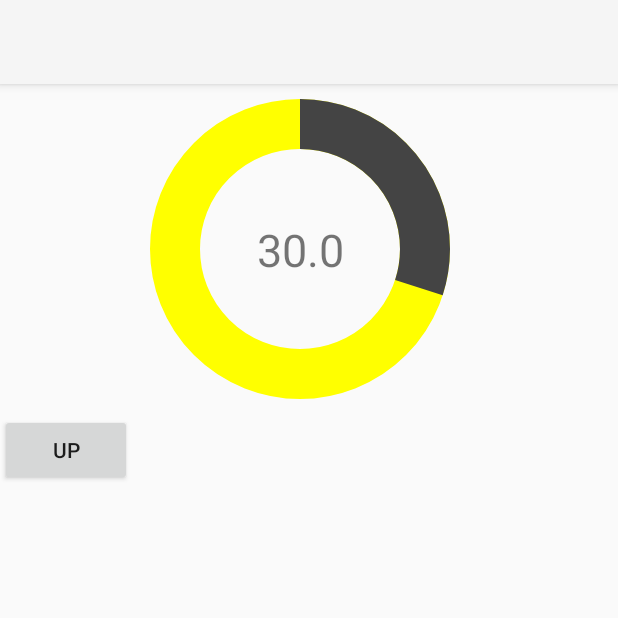
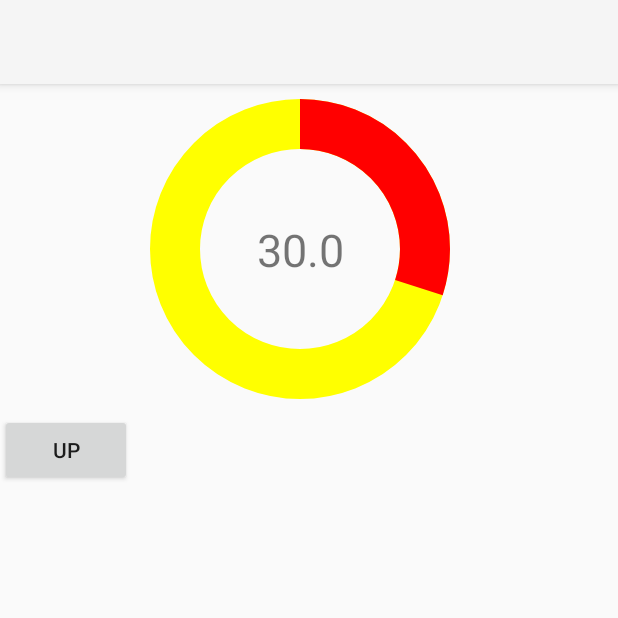
Before and after one commit to fedorrroff/cross-and-zeros, an Android app: the screen it shows after launch (MainActivity), on a phone screen of 412 x 824 dp, the top half of it. Run offline under Robolectric (Android 15) with nearby library versions, the phone set to English and light mode, and no system bars.

Commit message:
Fixing changes

```diff
--- a/app/src/main/java/com/fedorrroff/custom/MainActivity.java
+++ b/app/src/main/java/com/fedorrroff/custom/MainActivity.java
@@ -1,5 +1,6 @@
 package com.fedorrroff.custom;
 
+import androidx.annotation.NonNull;
 import androidx.appcompat.app.AppCompatActivity;
 
 import android.os.Bundle;
@@ -8,12 +9,13 @@ import android.widget.TextView;
 
 public class MainActivity extends AppCompatActivity {
 
+    private ProgressBarCustom progressBarCustom;
+
     @Override
     protected void onCreate(Bundle savedInstanceState) {
         super.onCreate(savedInstanceState);
         setContentView(R.layout.activity_main);
 
-        ProgressBarCustom progressBarCustom;
         TextView textView;
 
         RatingView ratingView = findViewById(R.id.rating_view);
@@ -23,18 +25,32 @@ public class MainActivity extends AppCompatActivity {
         ratingView.setProgressBarCustom(progressBarCustom);
         ratingView.setTextView(textView);
 
+        if (savedInstanceState != null) {
+            progressBarCustom.setProgress(savedInstanceState.getFloat("progress"));
+            ratingView.setRating();
+        } else {
+            ratingView.upProgress(0);
+        }
+
         Thread thread = new Thread(() -> {
-            do {
+            while (progressBarCustom.getProgress() < 90) {
+                System.out.println(progressBarCustom.getProgress());
+
                 try {
                     Thread.sleep(1000);
                 } catch (InterruptedException e) {
                     e.printStackTrace();
                 }
-                ratingView.setProgress(10);
+                ratingView.upProgress(10);
                 ratingView.setRating();
-            } while (progressBarCustom.getProgress() < 90);
+            }
         });
-
         thread.start();
     }
+
+    @Override
+    protected void onSaveInstanceState(@NonNull Bundle outState) {
+        super.onSaveInstanceState(outState);
+        outState.putFloat("progress", this.progressBarCustom.getProgress());
+    }
 }
--- a/app/src/main/java/com/fedorrroff/custom/ProgressBarCustom.java
+++ b/app/src/main/java/com/fedorrroff/custom/ProgressBarCustom.java
@@ -21,7 +21,6 @@ public class ProgressBarCustom extends View {
      * Start the progress at 12 o'clock
      */
     private int startAngle = -90;
-    private int color = Color.DKGRAY;
     private RectF rectF;
     private Paint backgroundPaint;
     private Paint foregroundPaint;
@@ -59,7 +58,7 @@ public class ProgressBarCustom extends View {
         backgroundPaint.setStrokeWidth(strokeWidth);
 
         foregroundPaint = new Paint(Paint.ANTI_ALIAS_FLAG);
-        foregroundPaint.setColor(color);
+        foregroundPaint.setColor(Color.RED);
         foregroundPaint.setStyle(Paint.Style.STROKE);
         foregroundPaint.setStrokeWidth(strokeWidth);
     }
@@ -72,4 +71,8 @@ public class ProgressBarCustom extends View {
     public float getProgress() {
         return this.progress;
     }
+
+    public void setColorForeground(int color) {
+        foregroundPaint.setColor(color);
+    }
 }
--- a/app/src/main/java/com/fedorrroff/custom/RatingView.java
+++ b/app/src/main/java/com/fedorrroff/custom/RatingView.java
@@ -1,6 +1,7 @@
 package com.fedorrroff.custom;
 
 import android.content.Context;
+import android.graphics.Color;
 import android.os.Bundle;
 import android.os.Parcelable;
 import android.util.AttributeSet;
@@ -39,16 +40,17 @@ public class RatingView extends FrameLayout {
         this.textView = textView;
     }
 
-    public void setProgress(int adding) {
-        progressBarCustom.post(() -> progressBarCustom.setProgress(progressBarCustom.getProgress() + adding));
+    public void upProgress(int adding) {
+        progressBarCustom.post(() -> {
+            progressBarCustom.setProgress(progressBarCustom.getProgress() + adding);
+            if (progressBarCustom.getProgress() >= 50) {
+                progressBarCustom.setColorForeground(Color.GREEN);
+            }
+        });
     }
 
     public void setRating() {
-        textView.post(() ->  textView.setText(String.valueOf(progressBarCustom.getProgress())));
-    }
-
-    public void setInitialRating() {
-        textView.setText(String.valueOf(0));
+        textView.post(() -> textView.setText(String.valueOf(progressBarCustom.getProgress())));
     }
 
     @Override
```
